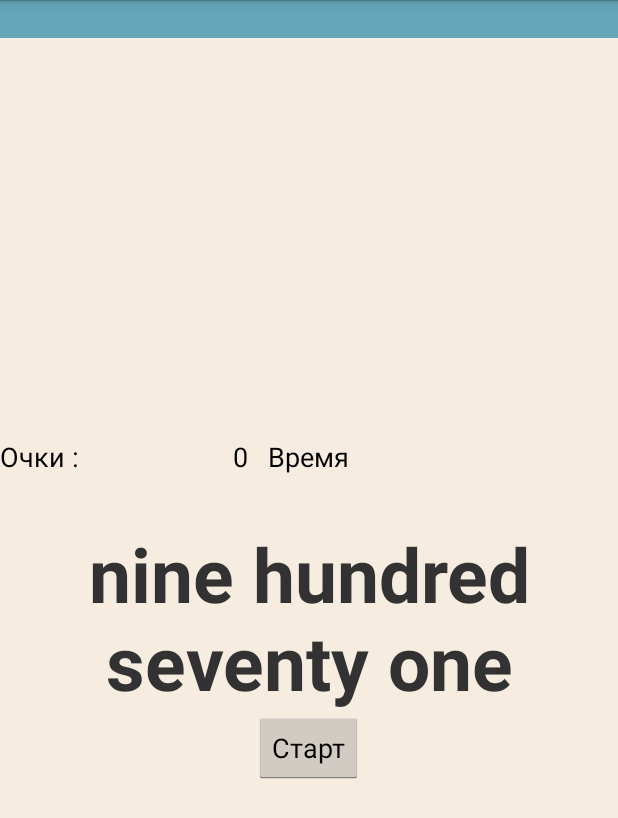
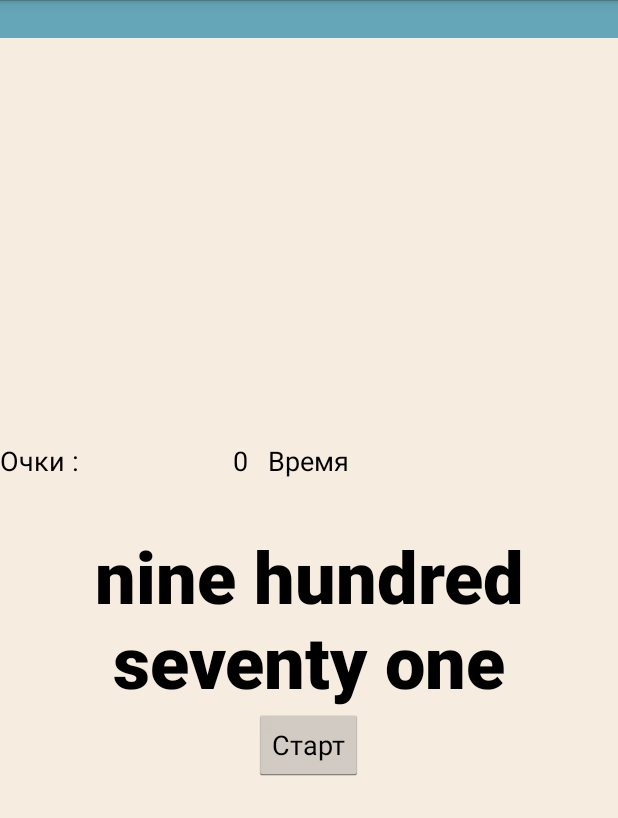
Before and after one commit to Dwite/BiggerSmaller, an Android app: the screen it shows after launch (MainActivity), after a tap on "Игра на время", on a phone screen of 412 x 824 dp. Shown: the top 818 px of the screen. Run offline under Robolectric (Android 15) with nearby library versions, the phone set to English and light mode, and no system bars.

Commit message:
Fix text size, launch modes.

```diff
--- a/MyApplication/app/build.gradle
+++ b/MyApplication/app/build.gradle
@@ -21,4 +21,5 @@ android {
 
 dependencies {
     compile fileTree(dir: 'libs', include: ['*.jar'])
+    compile 'com.google.android.gms:play-services:6.1.+'
 }
--- a/MyApplication/app/src/main/AndroidManifest.xml
+++ b/MyApplication/app/src/main/AndroidManifest.xml
@@ -24,7 +24,7 @@
         </activity>
         <activity
             android:name=".MenuActivity"
-            android:label="@string/title_activity_menu"
+            android:label="@string/app_name"
             android:screenOrientation="portrait">
             <intent-filter>
                 <action android:name="android.intent.action.MAIN" />
@@ -32,6 +32,9 @@
                 <category android:name="android.intent.category.LAUNCHER" />
             </intent-filter>
         </activity>
+
+        <meta-data android:name="com.google.android.gms.version"
+            android:value="@integer/google_play_services_version" />
     </application>
 
 </manifest>
--- a/MyApplication/app/src/main/java/smartfoxlabs/higherlower/BaseActivity.java
+++ b/MyApplication/app/src/main/java/smartfoxlabs/higherlower/BaseActivity.java
@@ -7,7 +7,7 @@ import android.view.Window;
 /**
  * Created by dwite_000 on 24.10.2014.
  */
-public class BaseActivity extends Activity {
+public class BaseActivity extends Activity  {
 
     @Override
     protected void onCreate(Bundle savedInstanceState) {
--- a/MyApplication/app/src/main/java/smartfoxlabs/higherlower/MainActivity.java
+++ b/MyApplication/app/src/main/java/smartfoxlabs/higherlower/MainActivity.java
@@ -93,6 +93,9 @@ public class MainActivity extends BaseActivity implements GameGestureListener.Si
 
     public void updateUI() {
         txt.setText(game.getCurrentNumberString());
+        if(txt.getText().toString().length() > 9)
+            txt.setTextSize(48f);
+        else txt.setTextSize(64f);
         score.setText(String.valueOf(game.getScore()));
     }
 
--- a/MyApplication/app/src/main/java/smartfoxlabs/higherlower/MenuActivity.java
+++ b/MyApplication/app/src/main/java/smartfoxlabs/higherlower/MenuActivity.java
@@ -24,6 +24,11 @@ public class MenuActivity extends BaseActivity {
     ArrayList<Integer> menuIcons;
     ArrayList<ResultMenuItem> menuItems;
 
+    public final String GAME_MODE = "MODE";
+    public final int TIME_MODE = 0;
+    public final int ARCADE_MODE = 1;
+    public final int MULTIPLAYER_MODE = 2;
+
     @Override
     protected void onCreate(Bundle savedInstanceState) {
         super.onCreate(savedInstanceState);
@@ -44,14 +49,22 @@ public class MenuActivity extends BaseActivity {
         lstMenu.setOnItemClickListener(new AdapterView.OnItemClickListener() {
             @Override
             public void onItemClick(AdapterView<?> adapterView, View view, int i, long l) {
+                Intent gameTime = new Intent(getApplicationContext(),MainActivity.class);
                 switch (i) {
                     case 0 : {
-                        Intent gameTime = new Intent(getApplicationContext(),MainActivity.class);
+                        gameTime.putExtra(GAME_MODE,TIME_MODE);
                         startActivity(gameTime);
                         break;
                     }
-                    case 1 : break;
-                    case 2 : break;
+                    case 1 :
+                        gameTime.putExtra(GAME_MODE,ARCADE_MODE);
+                        startActivity(gameTime);
+                        break;
+                    case 2 :
+                        Toast.makeText(getApplicationContext(),"In development",Toast.LENGTH_SHORT).show();
+                        //gameTime.putExtra(GAME_MODE,MULTIPLAYER_MODE);
+                        //startActivity(gameTime);
+                        break;
                     default: break;
                 }
             }
--- a/MyApplication/app/src/main/res/layout/activity_main.xml
+++ b/MyApplication/app/src/main/res/layout/activity_main.xml
@@ -7,14 +7,12 @@
     tools:context=".MainActivity">
 
     <TextView
-        android:layout_width="wrap_content"
-        android:layout_height="wrap_content"
+        style="@style/Text.Black.Bold"
         android:layout_centerInParent="true"
         android:text="Click me"
         android:gravity="center"
         android:id="@+id/tvNumber"
-        android:textStyle="bold"
-        android:textSize="50sp"
+        android:textSize="64sp"
         android:onClick="generateNumber"/>
 
     <TextView
--- a/MyApplication/app/src/main/res/layout/activity_menu.xml
+++ b/MyApplication/app/src/main/res/layout/activity_menu.xml
@@ -12,8 +12,8 @@
         android:paddingLeft="@dimen/margin_big"
         android:paddingRight="@dimen/margin_big"
         android:id="@+id/listView"
-        android:layout_centerVertical="true"
-        android:layout_centerHorizontal="true" />
+        android:layout_alignParentBottom="true"
+        android:layout_marginBottom="@dimen/margin_big"/>
 
     <ImageView
         android:layout_width="wrap_content"
--- a/MyApplication/app/src/main/res/values/dimens.xml
+++ b/MyApplication/app/src/main/res/values/dimens.xml
@@ -11,7 +11,7 @@
     <dimen name="text_score">32sp</dimen>
     <dimen name="text_menu">20sp</dimen>
 
-    <dimen name="menu_icon">48dp</dimen>
+    <dimen name="menu_icon">38dp</dimen>
     <dimen name="menu_icon_big">72dp</dimen>
     <dimen name="menu_logo">128dp</dimen>
 </resources>
--- a/MyApplication/app/src/main/res/values/strings.xml
+++ b/MyApplication/app/src/main/res/values/strings.xml
@@ -14,10 +14,10 @@
     <string name="action_settings">Settings</string>
 
     <string-array name="result_menu">
+        <item>Главное меню</item>
+        <item>Заново</item>
+        <item>Рекорды</item>
         <item>Поделиться</item>
-        <item>Заново</item>
-        <item>Главное меню</item>
-        <item>Рекорды</item>
     </string-array>
 
     <string-array name="main_menu">
```
Also changed, not shown: 2 other files.
